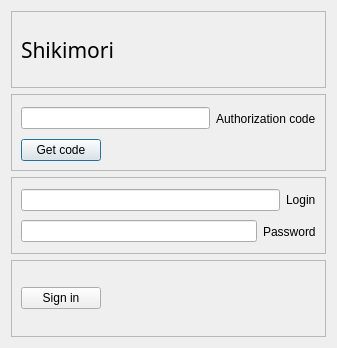
Qt form data/ui/dialogs/auth.ui (brandonzorn/Nlight) before a commit.
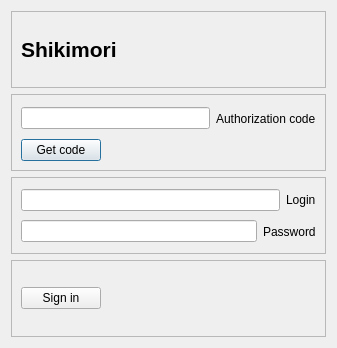
The same form after that commit.

```diff
--- a/data/ui/dialogs/auth.ui
+++ b/data/ui/dialogs/auth.ui
@@ -33,9 +33,8 @@
        <widget class="QLabel" name="catalog_label">
         <property name="font">
          <font>
-          <family>Segoe UI Black</family>
           <pointsize>16</pointsize>
-          <bold>false</bold>
+          <bold>true</bold>
          </font>
         </property>
         <property name="text">
```
